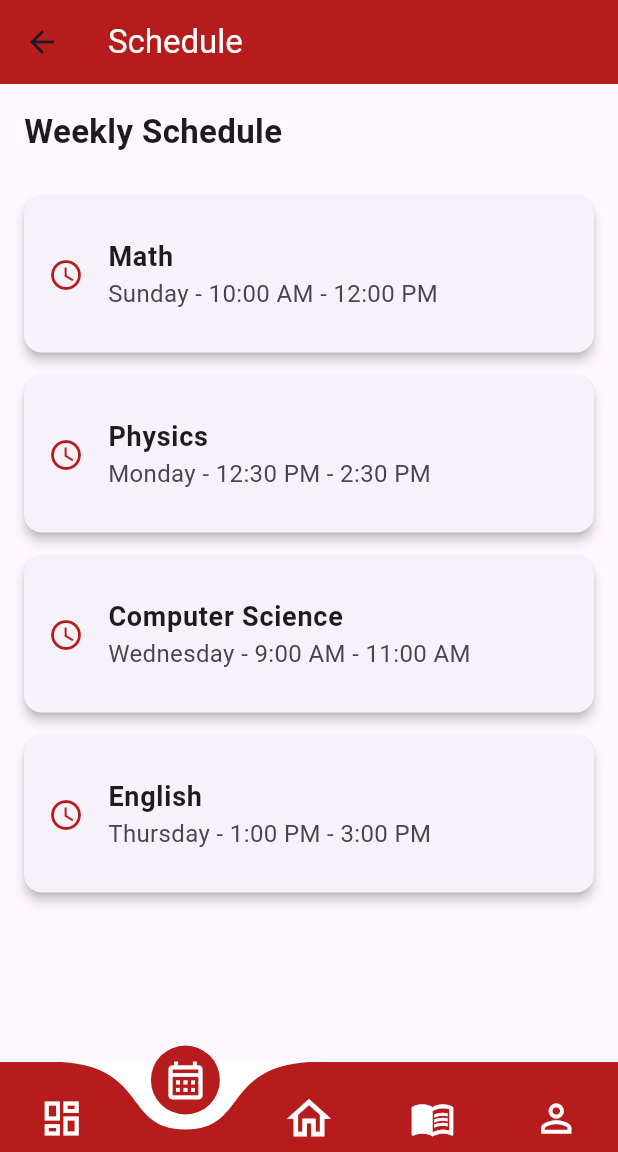
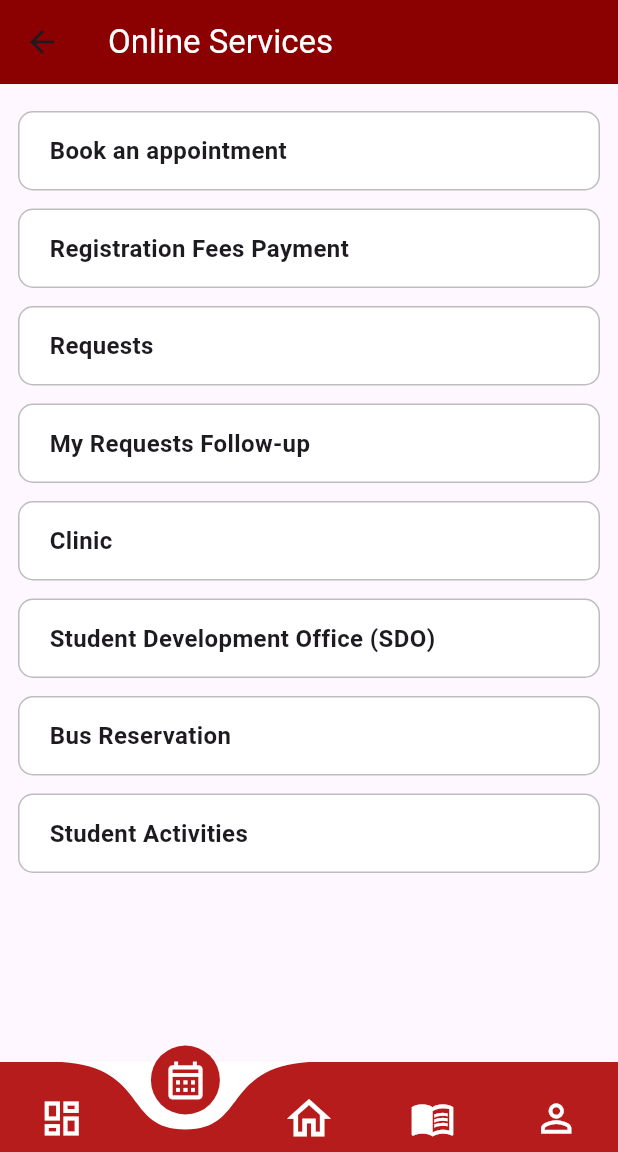
Before and after one commit to Abdelrahman6481/Graduation-project, a Flutter app: the HomePage screen opened directly, item 2 of the bottom bar chosen, on a phone screen of 412 x 824 dp, the part 84-1236 px from its top. Run offline on Flutter 3.47's test engine with Material 3 defaults, Android fonts, the phone set to English and light mode, and no system bars; drawn by our look-alikes of curved_navigation_bar; our stand-ins replace animate_do.

Commit message:
Add Online_Services Page

```diff
--- a/lib/pages/home.dart
+++ b/lib/pages/home.dart
@@ -5,6 +5,7 @@ import 'schedule.dart';
 import 'payment.dart';
 import 'attendance.dart';
 import 'results.dart';
+import 'online_services.dart';
 
 class HomePage extends StatefulWidget {
   const HomePage({super.key});
@@ -19,7 +20,7 @@ class _HomePageState extends State<HomePage> {
 
   final List<Widget> _pages = [
     Center(child: Text('Dashboard Page', style: TextStyle(fontSize: 24))),
-    SchedulePage(),
+    OnlineServicesPage(),
     HomeContent(), // وضع HomeContent في الموقع الثالث (index: 2)
     Center(child: Text('Courses Page', style: TextStyle(fontSize: 24))),
     ProfilePage(),
--- /dev/null
+++ b/lib/pages/online_services.dart
@@ -0,0 +1,152 @@
+import 'package:flutter/material.dart';
+
+class OnlineServicesPage extends StatelessWidget {
+  const OnlineServicesPage({super.key});
+
+  @override
+  Widget build(BuildContext context) {
+    final List<Map<String, dynamic>> services = [
+      {"title": "Book an appointment", "page": const BookAppointmentPage()},
+      {"title": "Registration Fees Payment", "page": const FeesPaymentPage()},
+      {"title": "Requests", "page": const RequestsPage()},
+      {"title": "My Requests Follow-up", "page": const FollowUpPage()},
+      {"title": "Clinic", "page": const ClinicPage()},
+      {"title": "Student Development Office (SDO)", "page": const SDOPage()},
+      {"title": "Bus Reservation", "page": const BusReservationPage()},
+      {"title": "Student Activities", "page": const ActivitiesPage()},
+    ];
+
+    return Scaffold(
+      appBar: AppBar(
+        title: const Text("Online Services", style: TextStyle(color: Colors.white)),
+        backgroundColor: const Color(0xFF8B0000), // لون أحمر ثابت
+      ),
+      body: Padding(
+        padding: const EdgeInsets.all(12.0),
+        child: Column(
+          children: services.map((service) {
+            return GestureDetector(
+              onTap: () {
+                Navigator.push(
+                  context,
+                  MaterialPageRoute(builder: (context) => service["page"]),
+                );
+              },
+              child: Container(
+                width: double.infinity,
+                margin: const EdgeInsets.symmetric(vertical: 6.0), // تقليل المسافات بين العناصر
+                padding: const EdgeInsets.symmetric(vertical: 14, horizontal: 20),
+                decoration: BoxDecoration(
+                  color: Colors.white,
+                  borderRadius: BorderRadius.circular(10),
+                  border: Border.all(color: Colors.black26, width: 1), // تحديد حواف خفيفة
+                ),
+                child: Text(
+                  service["title"],
+                  style: const TextStyle(fontSize: 16, fontWeight: FontWeight.bold),
+                ),
+              ),
+            );
+          }).toList(),
+        ),
+      ),
+    );
+  }
+}
+
+// صفحات الخدمات الفارغة (يتم ملؤها لاحقًا)
+class BookAppointmentPage extends StatelessWidget {
+  const BookAppointmentPage({super.key});
+
+  @override
+  Widget build(BuildContext context) {
+    return Scaffold(
+      appBar: AppBar(title: const Text("Book an Appointment")),
+      body: const Center(child: Text("Book an appointment Page")),
+    );
+  }
+}
+
+class FeesPaymentPage extends StatelessWidget {
+  const FeesPaymentPage({super.key});
+
+  @override
+  Widget build(BuildContext context) {
+    return Scaffold(
+      appBar: AppBar(title: const Text("Fees Payment")),
+      body: const Center(child: Text("Fees Payment Page")),
+    );
+  }
+}
+
+class RequestsPage extends StatelessWidget {
+  const RequestsPage({super.key});
+
+  @override
+  Widget build(BuildContext context) {
+    return Scaffold(
+      appBar: AppBar(title: const Text("Requests")),
+      body: const Center(child: Text("Requests Page")),
+    );
+  }
+}
+
+class FollowUpPage extends StatelessWidget {
+  const FollowUpPage({super.key});
+
+  @override
+  Widget build(BuildContext context) {
+    return Scaffold(
+      appBar: AppBar(title: const Text("Follow-up Requests")),
+      body: const Center(child: Text("Follow-up Requests Page")),
+    );
+  }
+}
+
+class ClinicPage extends StatelessWidget {
+  const ClinicPage({super.key});
+
+  @override
+  Widget build(BuildContext context) {
+    return Scaffold(
+      appBar: AppBar(title: const Text("Clinic")),
+      body: const Center(child: Text("Clinic Page")),
+    );
+  }
+}
+
+class SDOPage extends StatelessWidget {
+  const SDOPage({super.key});
+
+  @override
+  Widget build(BuildContext context) {
+    return Scaffold(
+      appBar: AppBar(title: const Text("Student Development Office")),
+      body: const Center(child: Text("SDO Page")),
+    );
+  }
+}
+
+class BusReservationPage extends StatelessWidget {
+  const BusReservationPage({super.key});
+
+  @override
+  Widget build(BuildContext context) {
+    return Scaffold(
+      appBar: AppBar(title: const Text("Bus Reservation")),
+      body: const Center(child: Text("Bus Reservation Page")),
+    );
+  }
+}
+
+class ActivitiesPage extends StatelessWidget {
+  const ActivitiesPage({super.key});
+
+  @override
+  Widget build(BuildContext context) {
+    return Scaffold(
+      appBar: AppBar(title: const Text("Student Activities")),
+      body: const Center(child: Text("Student Activities Page")),
+    );
+  }
+}
```
